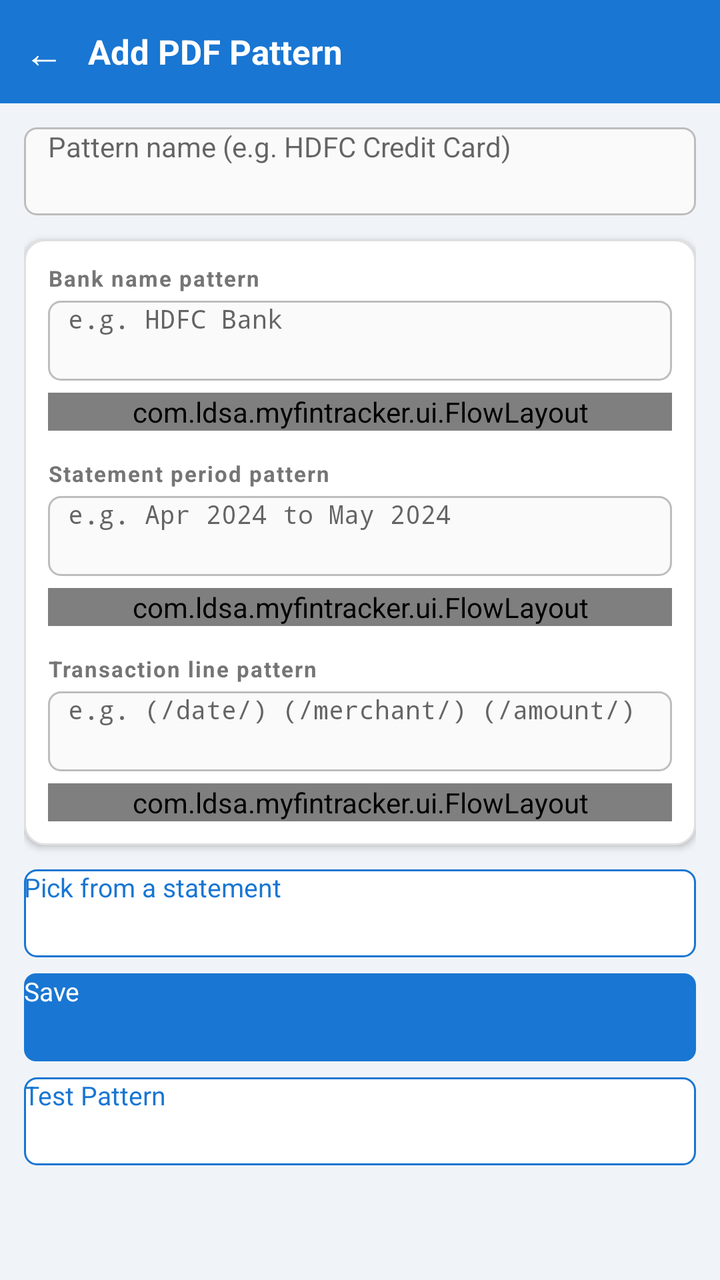
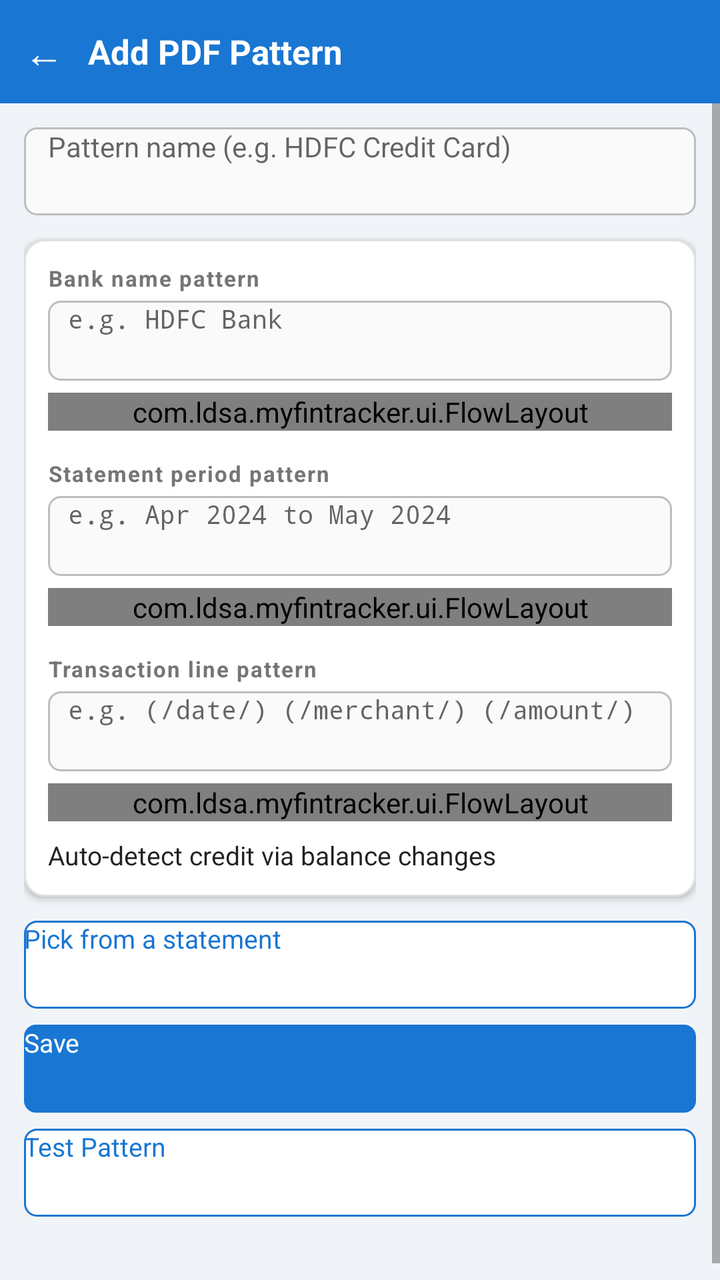

Screens rendered from an Android XML layout before and after an edit, with the pre-edit source and the edit as a unified diff.
<!-- AndroidManifest.xml: activity theme android:Theme.Material.Light.NoActionBar -->
<!-- res/layout/activity_add_pdf_pattern.xml -->
<?xml version="1.0" encoding="utf-8"?>
<LinearLayout xmlns:android="http://schemas.android.com/apk/res/android"
    android:layout_width="match_parent"
    android:layout_height="match_parent"
    android:orientation="vertical"
    android:background="#F0F4F8">

    
    <LinearLayout
        android:layout_width="match_parent"
        android:layout_height="wrap_content"
        android:orientation="horizontal"
        android:background="#1976D2"
        android:gravity="center_vertical"
        android:paddingLeft="8dp"
        android:paddingRight="8dp"
        android:paddingTop="12dp"
        android:paddingBottom="12dp">

        <TextView
            android:id="@+id/btnBack"
            android:layout_width="wrap_content"
            android:layout_height="wrap_content"
            android:text="←"
            android:textColor="#FFFFFF"
            android:textSize="20sp"
            android:paddingLeft="4dp"
            android:paddingRight="12dp" />

        <TextView
            android:layout_width="0dp"
            android:layout_height="wrap_content"
            android:layout_weight="1"
            android:text="@string/title_add_pdf_pattern"
            android:textColor="#FFFFFF"
            android:textSize="17sp"
            android:textStyle="bold" />

    </LinearLayout>

    <ScrollView
        android:layout_width="match_parent"
        android:layout_height="match_parent">

        <LinearLayout
            android:layout_width="match_parent"
            android:layout_height="wrap_content"
            android:orientation="vertical"
            android:paddingLeft="12dp"
            android:paddingRight="12dp"
            android:paddingTop="12dp"
            android:paddingBottom="32dp">

            
            <EditText
                android:id="@+id/etPatternName"
                android:layout_width="match_parent"
                android:layout_height="44dp"
                android:hint="@string/hint_pattern_name"
                android:textSize="14sp"
                android:textColor="#212121"
                android:background="@drawable/bg_edittext_outlined"
                android:paddingLeft="12dp"
                android:paddingRight="12dp"
                android:inputType="textCapWords"
                android:layout_marginBottom="12dp" />

            
            <LinearLayout
                android:layout_width="match_parent"
                android:layout_height="wrap_content"
                android:orientation="vertical"
                android:background="@drawable/bg_card"
                android:elevation="2dp"
                android:padding="12dp"
                android:layout_marginBottom="12dp">

                
                <TextView
                    android:layout_width="match_parent"
                    android:layout_height="wrap_content"
                    android:text="@string/label_bank_name_pat"
                    android:textColor="#757575"
                    android:textSize="11sp"
                    android:textStyle="bold"
                    android:letterSpacing="0.06"
                    android:layout_marginBottom="4dp" />

                <EditText
                    android:id="@+id/etBankPat"
                    android:layout_width="match_parent"
                    android:layout_height="40dp"
                    android:hint="@string/hint_bank_name_pat"
                    android:textSize="13sp"
                    android:textColor="#212121"
                    android:background="@drawable/bg_edittext_outlined"
                    android:paddingLeft="10dp"
                    android:paddingRight="10dp"
                    android:inputType="textNoSuggestions"
                    android:fontFamily="monospace"
                    android:layout_marginBottom="6dp" />

                <com.ldsa.myfintracker.ui.FlowLayout
                    android:layout_width="match_parent"
                    android:layout_height="wrap_content"
                    android:layout_marginBottom="14dp">

                    <Button android:id="@+id/btnTokNameBank"
                        android:layout_width="wrap_content" android:layout_height="26dp"
                        android:text="Name" android:textSize="11sp" android:textColor="#FFFFFF"
                        android:background="@drawable/bg_button_secondary"
                        android:backgroundTint="#0072B2"
                        android:paddingLeft="10dp" android:paddingRight="10dp" android:minWidth="0dp" />

                </com.ldsa.myfintracker.ui.FlowLayout>

                
                <TextView
                    android:layout_width="match_parent"
                    android:layout_height="wrap_content"
                    android:text="@string/label_period_pat"
                    android:textColor="#757575"
                    android:textSize="11sp"
                    android:textStyle="bold"
                    android:letterSpacing="0.06"
                    android:layout_marginBottom="4dp" />

                <EditText
                    android:id="@+id/etPeriodPat"
                    android:layout_width="match_parent"
                    android:layout_height="40dp"
                    android:hint="@string/hint_period_pat"
                    android:textSize="13sp"
                    android:textColor="#212121"
                    android:background="@drawable/bg_edittext_outlined"
                    android:paddingLeft="10dp"
                    android:paddingRight="10dp"
                    android:inputType="textNoSuggestions"
                    android:fontFamily="monospace"
                    android:layout_marginBottom="6dp" />

                <com.ldsa.myfintracker.ui.FlowLayout
                    android:layout_width="match_parent"
                    android:layout_height="wrap_content"
                    android:layout_marginBottom="14dp">

                    <Button android:id="@+id/btnTokMonthPeriod"
                        android:layout_width="wrap_content" android:layout_height="26dp"
                        android:text="Month" android:textSize="11sp" android:textColor="#FFFFFF"
                        android:background="@drawable/bg_button_secondary"
                        android:backgroundTint="#D55E00"
                        android:paddingLeft="10dp" android:paddingRight="10dp" android:minWidth="0dp" />

                    <Button android:id="@+id/btnTokYearPeriod"
                        android:layout_width="wrap_content" android:layout_height="26dp"
                        android:text="Year" android:textSize="11sp" android:textColor="#FFFFFF"
                        android:background="@drawable/bg_button_secondary"
                        android:backgroundTint="#D55E00"
                        android:paddingLeft="10dp" android:paddingRight="10dp" android:minWidth="0dp" />

                    <Button android:id="@+id/btnTokSkipPeriod"
                        android:layout_width="wrap_content" android:layout_height="26dp"
                        android:text="Skip" android:textSize="11sp" android:textColor="#757575"
                        android:background="@drawable/bg_button_secondary"
                        android:backgroundTint="#E0E0E0"
                        android:paddingLeft="10dp" android:paddingRight="10dp" android:minWidth="0dp" />

                </com.ldsa.myfintracker.ui.FlowLayout>

                
                <TextView
                    android:layout_width="match_parent"
                    android:layout_height="wrap_content"
                    android:text="@string/label_trans_pat"
                    android:textColor="#757575"
                    android:textSize="11sp"
                    android:textStyle="bold"
                    android:letterSpacing="0.06"
                    android:layout_marginBottom="4dp" />

                <EditText
                    android:id="@+id/etTransPat"
                    android:layout_width="match_parent"
                    android:layout_height="40dp"
                    android:hint="@string/hint_trans_pat"
                    android:textSize="13sp"
                    android:textColor="#212121"
                    android:background="@drawable/bg_edittext_outlined"
                    android:paddingLeft="10dp"
                    android:paddingRight="10dp"
                    android:inputType="textNoSuggestions"
                    android:fontFamily="monospace"
                    android:layout_marginBottom="6dp" />

                <com.ldsa.myfintracker.ui.FlowLayout
                    android:layout_width="match_parent"
                    android:layout_height="wrap_content">

                    <Button android:id="@+id/btnTokAmountDb"
                        android:layout_width="wrap_content" android:layout_height="26dp"
                        android:text="Amt Db" android:textSize="11sp" android:textColor="#FFFFFF"
                        android:background="@drawable/bg_button_secondary"
                        android:backgroundTint="#C62828"
                        android:paddingLeft="10dp" android:paddingRight="10dp" android:minWidth="0dp" />

                    <Button android:id="@+id/btnTokAmountCr"
                        android:layout_width="wrap_content" android:layout_height="26dp"
                        android:text="Amt Cr" android:textSize="11sp" android:textColor="#FFFFFF"
                        android:background="@drawable/bg_button_secondary"
                        android:backgroundTint="#2E7D32"
                        android:paddingLeft="10dp" android:paddingRight="10dp" android:minWidth="0dp" />

                    <Button android:id="@+id/btnTokMerchant"
                        android:layout_width="wrap_content" android:layout_height="26dp"
                        android:text="Merchant" android:textSize="11sp" android:textColor="#FFFFFF"
                        android:background="@drawable/bg_button_secondary"
                        android:backgroundTint="#0072B2"
                        android:paddingLeft="10dp" android:paddingRight="10dp" android:minWidth="0dp" />

                    <Button android:id="@+id/btnTokCard"
                        android:layout_width="wrap_content" android:layout_height="26dp"
                        android:text="Card" android:textSize="11sp" android:textColor="#FFFFFF"
                        android:background="@drawable/bg_button_secondary"
                        android:backgroundTint="#0072B2"
                        android:paddingLeft="10dp" android:paddingRight="10dp" android:minWidth="0dp" />

                    <Button android:id="@+id/btnTokAcNo"
                        android:layout_width="wrap_content" android:layout_height="26dp"
                        android:text="Ac.No" android:textSize="11sp" android:textColor="#FFFFFF"
                        android:background="@drawable/bg_button_secondary"
                        android:backgroundTint="#0072B2"
                        android:paddingLeft="10dp" android:paddingRight="10dp" android:minWidth="0dp" />

                    <Button android:id="@+id/btnTokUpi"
                        android:layout_width="wrap_content" android:layout_height="26dp"
                        android:text="UPI" android:textSize="11sp" android:textColor="#FFFFFF"
                        android:background="@drawable/bg_button_secondary"
                        android:backgroundTint="#0072B2"
                        android:paddingLeft="10dp" android:paddingRight="10dp" android:minWidth="0dp" />

                    <Button android:id="@+id/btnTokDate"
                        android:layout_width="wrap_content" android:layout_height="26dp"
                        android:text="Date" android:textSize="11sp" android:textColor="#FFFFFF"
                        android:background="@drawable/bg_button_secondary"
                        android:backgroundTint="#D55E00"
                        android:paddingLeft="10dp" android:paddingRight="10dp" android:minWidth="0dp" />

                    <Button android:id="@+id/btnTokTime"
                        android:layout_width="wrap_content" android:layout_height="26dp"
                        android:text="Time" android:textSize="11sp" android:textColor="#FFFFFF"
                        android:background="@drawable/bg_button_secondary"
                        android:backgroundTint="#CC79A7"
                        android:paddingLeft="10dp" android:paddingRight="10dp" android:minWidth="0dp" />

                    <Button android:id="@+id/btnTokBalance"
                        android:layout_width="wrap_content" android:layout_height="26dp"
                        android:text="Bal" android:textSize="11sp" android:textColor="#FFFFFF"
                        android:background="@drawable/bg_button_secondary"
                        android:backgroundTint="#56B4E9"
                        android:paddingLeft="10dp" android:paddingRight="10dp" android:minWidth="0dp" />

                    <Button android:id="@+id/btnTokIgnore"
                        android:layout_width="wrap_content" android:layout_height="26dp"
                        android:text="Skip" android:textSize="11sp" android:textColor="#757575"
                        android:background="@drawable/bg_button_secondary"
                        android:backgroundTint="#E0E0E0"
                        android:paddingLeft="10dp" android:paddingRight="10dp" android:minWidth="0dp" />

                </com.ldsa.myfintracker.ui.FlowLayout>

            </LinearLayout>

            
            <Button
                android:id="@+id/btnPickFromStatement"
                android:layout_width="match_parent"
                android:layout_height="44dp"
                android:text="@string/btn_pick_from_statement"
                android:textColor="#1976D2"
                android:textSize="13sp"
                android:background="@drawable/bg_button_secondary"
                android:layout_marginBottom="8dp" />

            <Button
                android:id="@+id/btnSavePattern"
                android:layout_width="match_parent"
                android:layout_height="44dp"
                android:text="@string/action_save"
                android:textColor="#FFFFFF"
                android:textSize="13sp"
                android:background="@drawable/bg_button_primary"
                android:layout_marginBottom="8dp" />

            <Button
                android:id="@+id/btnTestPattern"
                android:layout_width="match_parent"
                android:layout_height="44dp"
                android:text="Test Pattern"
                android:textColor="#1976D2"
                android:textSize="13sp"
                android:background="@drawable/bg_button_secondary"
                android:layout_marginBottom="8dp" />

            <Button
                android:id="@+id/btnDeletePattern"
                android:layout_width="match_parent"
                android:layout_height="44dp"
                android:text="Delete Pattern"
                android:textColor="#D32F2F"
                android:textSize="13sp"
                android:background="@drawable/bg_button_secondary"
                android:visibility="gone" />

        </LinearLayout>
    </ScrollView>

</LinearLayout>
<!-- resources referenced by this layout -->
<resources>
  <!-- drawable bg_button_primary (drawable) -->
  <?xml version="1.0" encoding="utf-8"?>
  <ripple xmlns:android="http://schemas.android.com/apk/res/android"
      android:color="#1565C0">
      <item>
          <shape android:shape="rectangle">
              <solid android:color="#1976D2" />
              <corners android:radius="6dp" />
          </shape>
      </item>
  </ripple>
  <!-- drawable bg_button_secondary (drawable) -->
  <?xml version="1.0" encoding="utf-8"?>
  <ripple xmlns:android="http://schemas.android.com/apk/res/android"
      android:color="#BBDEFB">
      <item>
          <shape android:shape="rectangle">
              <solid android:color="#FFFFFF" />
              <corners android:radius="6dp" />
              <stroke android:width="1dp" android:color="#1976D2" />
          </shape>
      </item>
  </ripple>
  <!-- drawable bg_card (drawable) -->
  <?xml version="1.0" encoding="utf-8"?>
  <shape xmlns:android="http://schemas.android.com/apk/res/android"
      android:shape="rectangle">
      <solid android:color="#FFFFFF" />
      <corners android:radius="10dp" />
      <stroke android:width="1dp" android:color="#E0E0E0" />
  </shape>
  <!-- drawable bg_edittext_outlined (drawable) -->
  <?xml version="1.0" encoding="utf-8"?>
  <selector xmlns:android="http://schemas.android.com/apk/res/android">
      <item android:state_focused="true">
          <shape android:shape="rectangle">
              <solid android:color="#FFFFFF" />
              <corners android:radius="6dp" />
              <stroke android:width="2dp" android:color="#1976D2" />
          </shape>
      </item>
      <item>
          <shape android:shape="rectangle">
              <solid android:color="#FAFAFA" />
              <corners android:radius="6dp" />
              <stroke android:width="1dp" android:color="#BDBDBD" />
          </shape>
      </item>
  </selector>
  <string name="action_save">Save</string>
  <string name="btn_pick_from_statement">Pick from a statement</string>
  <string name="hint_bank_name_pat">e.g. HDFC Bank</string>
  <string name="hint_pattern_name">Pattern name (e.g. HDFC Credit Card)</string>
  <string name="hint_period_pat">e.g. Apr 2024 to May 2024</string>
  <string name="hint_trans_pat">e.g. (/date/) (/merchant/) (/amount/)</string>
  <string name="label_bank_name_pat">Bank name pattern</string>
  <string name="label_period_pat">Statement period pattern</string>
  <string name="label_trans_pat">Transaction line pattern</string>
  <string name="title_add_pdf_pattern">Add PDF Pattern</string>
</resources>

<!-- the commit's change to res/layout/activity_add_pdf_pattern.xml (unified diff, before → after) -->
@@ -196,6 +196,14 @@
                     android:layout_width="match_parent"
                     android:layout_height="wrap_content">
 
+                    <Button android:id="@+id/btnTokAmount"
+                        android:layout_width="wrap_content" android:layout_height="26dp"
+                        android:text="Amount" android:textSize="11sp" android:textColor="#FFFFFF"
+                        android:background="@drawable/bg_button_secondary"
+                        android:backgroundTint="#6A1B9A"
+                        android:paddingLeft="10dp" android:paddingRight="10dp" android:minWidth="0dp"
+                        android:visibility="gone" />
+
                     <Button android:id="@+id/btnTokAmountDb"
                         android:layout_width="wrap_content" android:layout_height="26dp"
                         android:text="Amt Db" android:textSize="11sp" android:textColor="#FFFFFF"
@@ -267,6 +275,24 @@
                         android:paddingLeft="10dp" android:paddingRight="10dp" android:minWidth="0dp" />
 
                 </com.ldsa.myfintracker.ui.FlowLayout>
+
+                <CheckBox
+                    android:id="@+id/cbPdfAutoCredit"
+                    android:layout_width="match_parent"
+                    android:layout_height="wrap_content"
+                    android:text="@string/pdf_auto_credit"
+                    android:textSize="13sp"
+                    android:paddingTop="8dp" />
+
+                <TextView
+                    android:id="@+id/tvPdfAutoCreditHint"
+                    android:layout_width="match_parent"
+                    android:layout_height="wrap_content"
+                    android:text="@string/pdf_auto_credit_needs_balance"
+                    android:textColor="#D32F2F"
+                    android:textSize="11sp"
+                    android:paddingLeft="32dp"
+                    android:visibility="gone" />
 
             </LinearLayout>
 
<!-- resource entries referenced after the edit -->
@@ -58,6 +58,8 @@
   <string name="label_bank_name_pat">Bank name pattern</string>
   <string name="label_period_pat">Statement period pattern</string>
   <string name="label_trans_pat">Transaction line pattern</string>
+  <string name="pdf_auto_credit">Auto-detect credit via balance changes</string>
+  <string name="pdf_auto_credit_needs_balance">Needs a /balance/ token in at least one pattern.</string>
   <string name="title_add_pdf_pattern">Add PDF Pattern</string>
 </resources>
 
